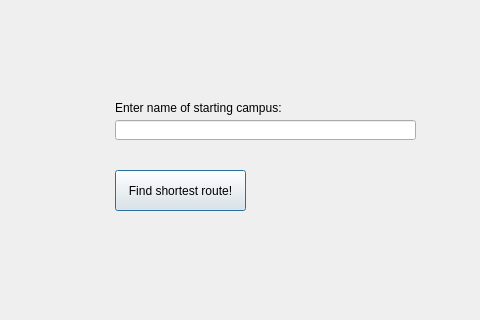
First picture: the form in tripplanner.ui, repository rizzi-trevor/Proj2TempRepo, before the edit; both pictures show x 345 to 825 and y 0 to 320 of the 825 by 569 pixel window.
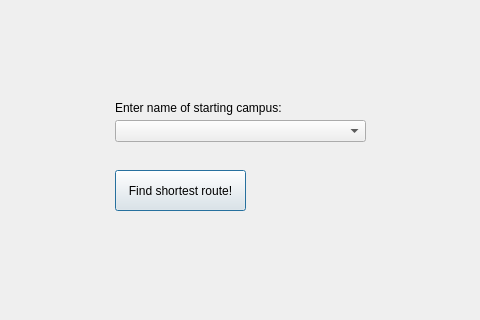
Second picture: the form after the edit.

Patch:
```diff
--- a/tripplanner.ui
+++ b/tripplanner.ui
@@ -49,16 +49,6 @@
     <string>Find shortest route!</string>
    </property>
   </widget>
-  <widget class="QLineEdit" name="colName">
-   <property name="geometry">
-    <rect>
-     <x>460</x>
-     <y>120</y>
-     <width>301</width>
-     <height>20</height>
-    </rect>
-   </property>
-  </widget>
   <widget class="QLabel" name="startCampusHeader">
    <property name="geometry">
     <rect>
@@ -85,6 +75,16 @@
     <string/>
    </property>
   </widget>
+  <widget class="QComboBox" name="colName">
+   <property name="geometry">
+    <rect>
+     <x>460</x>
+     <y>120</y>
+     <width>251</width>
+     <height>22</height>
+    </rect>
+   </property>
+  </widget>
  </widget>
  <resources/>
  <connections>
```
